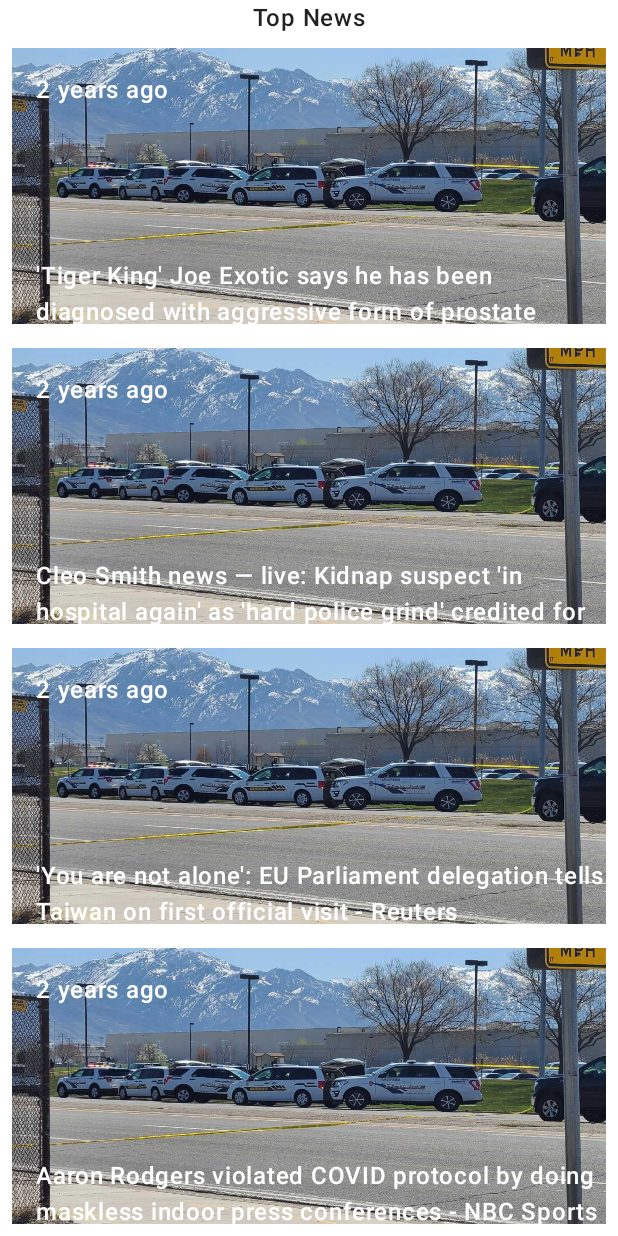
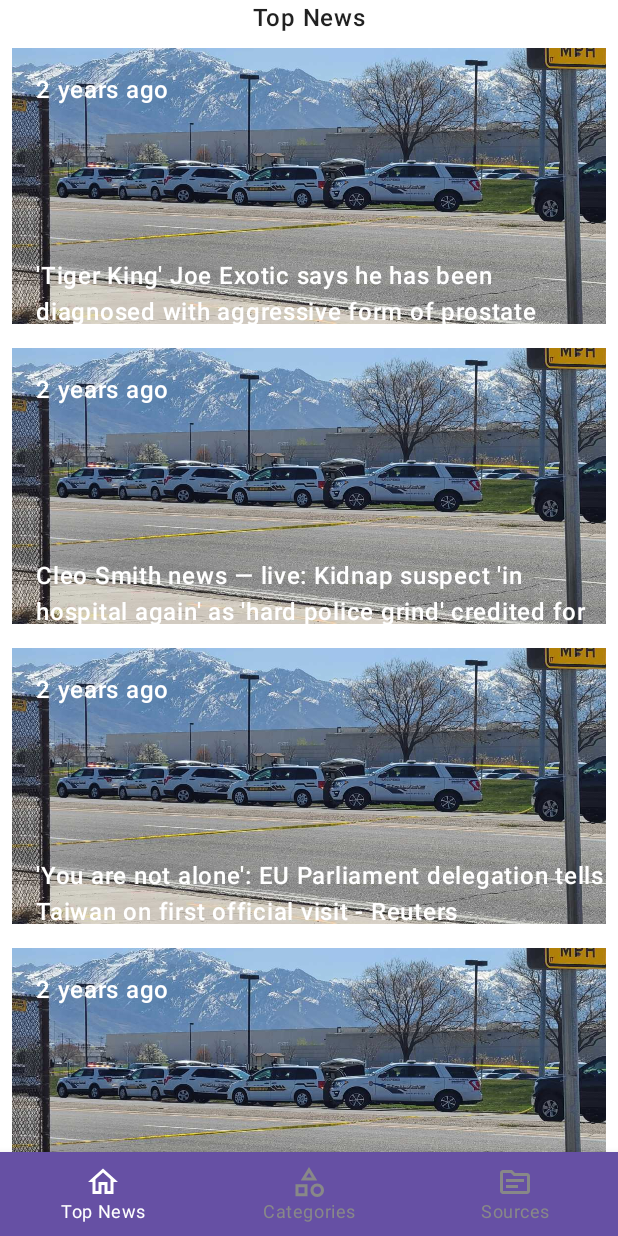
Before and after one commit to darmainchiro/News-App-Compose, an Android app built with Jetpack Compose: the screen it shows after launch (MainActivity), on a phone screen of 412 x 824 dp. Run offline under Robolectric (Android 15) with nearby library versions, the phone set to English and light mode, and no system bars.

Commit message:
add bottom navigation menu

```diff
--- a/app/build.gradle.kts
+++ b/app/build.gradle.kts
@@ -51,6 +51,7 @@ android {
 
 dependencies {
 
+    implementation ("androidx.compose.material:material-icons-extended")
     implementation("androidx.core:core-ktx:1.10.1")
     implementation("androidx.lifecycle:lifecycle-runtime-ktx:2.6.1")
     implementation("androidx.activity:activity-compose:1.7.2")
--- /dev/null
+++ b/app/src/main/java/id/ajiguna/newsappcompose/BottomMenuScreen.kt
@@ -0,0 +1,13 @@
+package id.ajiguna.newsappcompose
+
+import androidx.compose.material.icons.Icons
+import androidx.compose.material.icons.outlined.Category
+import androidx.compose.material.icons.outlined.Home
+import androidx.compose.material.icons.outlined.Source
+import androidx.compose.ui.graphics.vector.ImageVector
+
+sealed class BottomMenuScreen(val route: String, val icon: ImageVector, val title: String){
+    object TopNews: BottomMenuScreen(" top news", icon = Icons.Outlined.Home, "Top News")
+    object Categories: BottomMenuScreen(" categories", icon = Icons.Outlined.Category, "Categories")
+    object Sources: BottomMenuScreen(" sources", icon = Icons.Outlined.Source, "Sources")
+}
--- /dev/null
+++ b/app/src/main/java/id/ajiguna/newsappcompose/components/BottomMenu.kt
@@ -0,0 +1,45 @@
+package id.ajiguna.newsappcompose.components
+
+import androidx.compose.material.BottomNavigation
+import androidx.compose.material.BottomNavigationItem
+import androidx.compose.material.Icon
+import androidx.compose.material.Text
+import androidx.compose.runtime.Composable
+import androidx.compose.runtime.getValue
+import androidx.compose.ui.graphics.Color
+import androidx.navigation.NavController
+import androidx.navigation.compose.currentBackStackEntryAsState
+import id.ajiguna.newsappcompose.BottomMenuScreen
+
+@Composable
+fun BottomMenu(navController: NavController) {
+    val menuItems = listOf(BottomMenuScreen.TopNews, BottomMenuScreen.Categories, BottomMenuScreen.Sources)
+
+    BottomNavigation {
+        val navBackStackEntry by navController.currentBackStackEntryAsState()
+        val currentRoute = navBackStackEntry?.destination?.route
+        menuItems.forEach {
+            BottomNavigationItem(
+                label = { Text(text = it.title)},
+                selected = currentRoute == it.route,
+                alwaysShowLabel = true,
+                selectedContentColor = Color.White,
+                unselectedContentColor = Color.Gray,
+                onClick = {
+                  navController.navigate(it.route){
+                      navController.graph.startDestinationRoute?.let {
+                        route ->
+                        popUpTo(route){
+                            saveState = true
+                        }
+                      }
+                      launchSingleTop = true
+                      restoreState = true
+
+                  }
+                },
+                icon = {Icon(imageVector = it.icon, contentDescription = it.title)}
+            )
+        }
+    }
+}
--- a/app/src/main/java/id/ajiguna/newsappcompose/ui/NewsApp.kt
+++ b/app/src/main/java/id/ajiguna/newsappcompose/ui/NewsApp.kt
@@ -1,29 +1,51 @@
 package id.ajiguna.newsappcompose.ui
 
+import androidx.compose.foundation.ScrollState
 import androidx.compose.foundation.rememberScrollState
+import androidx.compose.material.Scaffold
 import androidx.compose.runtime.Composable
+import androidx.navigation.NavController
+import androidx.navigation.NavGraphBuilder
+import androidx.navigation.NavHost
+import androidx.navigation.NavHostController
 import androidx.navigation.NavType
 import androidx.navigation.compose.NavHost
 import androidx.navigation.compose.composable
 import androidx.navigation.compose.rememberNavController
 import androidx.navigation.navArgument
+import id.ajiguna.newsappcompose.BottomMenuScreen
 import id.ajiguna.newsappcompose.MockData
+import id.ajiguna.newsappcompose.components.BottomMenu
+import id.ajiguna.newsappcompose.ui.screen.Categories
 import id.ajiguna.newsappcompose.ui.screen.DetailScreen
+import id.ajiguna.newsappcompose.ui.screen.Sources
 import id.ajiguna.newsappcompose.ui.screen.TopNews
 
 @Composable
 fun NewsApp() {
-    Navigation()
+    val navController = rememberNavController()
+    val scrollState = rememberScrollState()
+
+    MainScreen(navController = navController, scrollState)
 }
 
 @Composable
-fun Navigation(){
-    val navController = rememberNavController()
-    val scrollState = rememberScrollState()
-    NavHost(navController = navController, startDestination = "TopNews"){
-        composable("TopNews"){
-            TopNews(navController = navController)
+fun MainScreen(navController: NavHostController, scrollState: ScrollState){
+    Scaffold(
+        bottomBar = {
+            BottomMenu(navController = navController)
+        },
+        content = {it
+            Navigation(navController = navController, scrollState = scrollState)
         }
+    )
+}
+
+@Composable
+fun Navigation(navController: NavHostController, scrollState: ScrollState){
+    NavHost(navController = navController, startDestination = BottomMenuScreen.TopNews.route){
+
+        bottomNavigation(navController = navController)
         composable("Detail/{newsId}",
             arguments = listOf(navArgument("newsId"){type = NavType.IntType})
         ){
@@ -35,3 +57,16 @@ fun Navigation(){
     }
 
 }
+
+fun NavGraphBuilder.bottomNavigation(navController: NavController){
+    composable(BottomMenuScreen.TopNews.route){
+        TopNews(navController = navController)
+    }
+    composable(BottomMenuScreen.Categories.route){
+        Categories()
+    }
+    composable(BottomMenuScreen.Sources.route){
+        Sources()
+    }
+
+}
--- /dev/null
+++ b/app/src/main/java/id/ajiguna/newsappcompose/ui/screen/Categories.kt
@@ -0,0 +1,9 @@
+package id.ajiguna.newsappcompose.ui.screen
+
+import androidx.compose.material.Text
+import androidx.compose.runtime.Composable
+
+@Composable
+fun Categories(){
+    Text(text = "Categories Screen")
+}
--- /dev/null
+++ b/app/src/main/java/id/ajiguna/newsappcompose/ui/screen/Sources.kt
@@ -0,0 +1,9 @@
+package id.ajiguna.newsappcompose.ui.screen
+
+import androidx.compose.material.Text
+import androidx.compose.runtime.Composable
+
+@Composable
+fun Sources(){
+    Text(text = "Sources Screen")
+}
```
